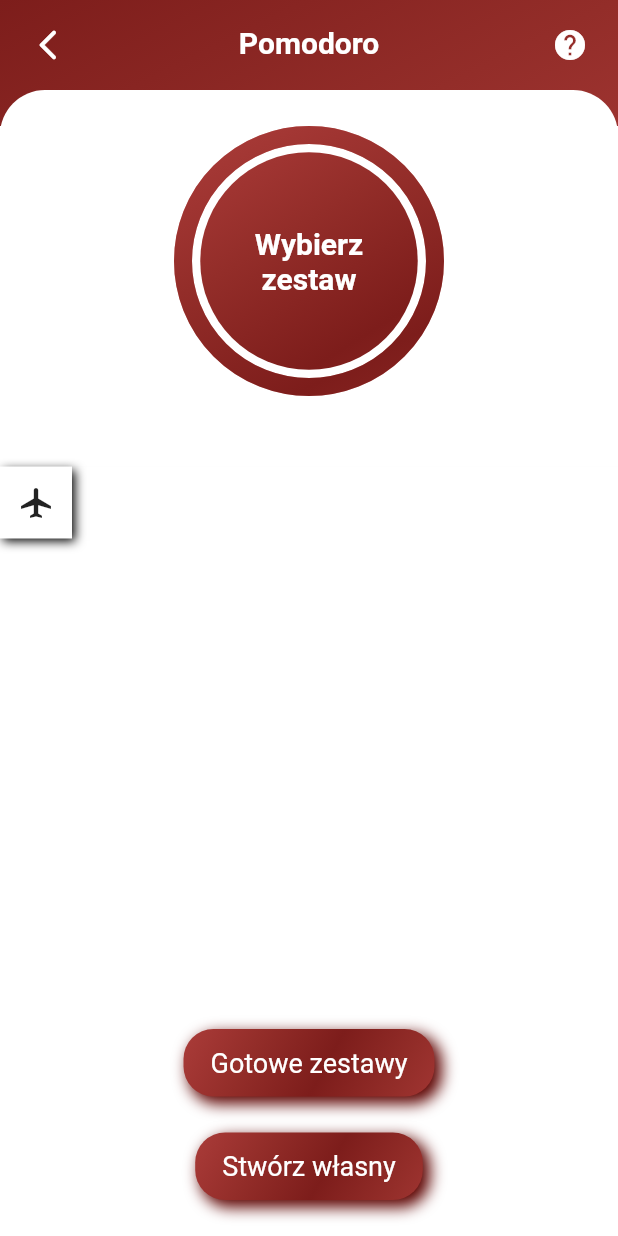
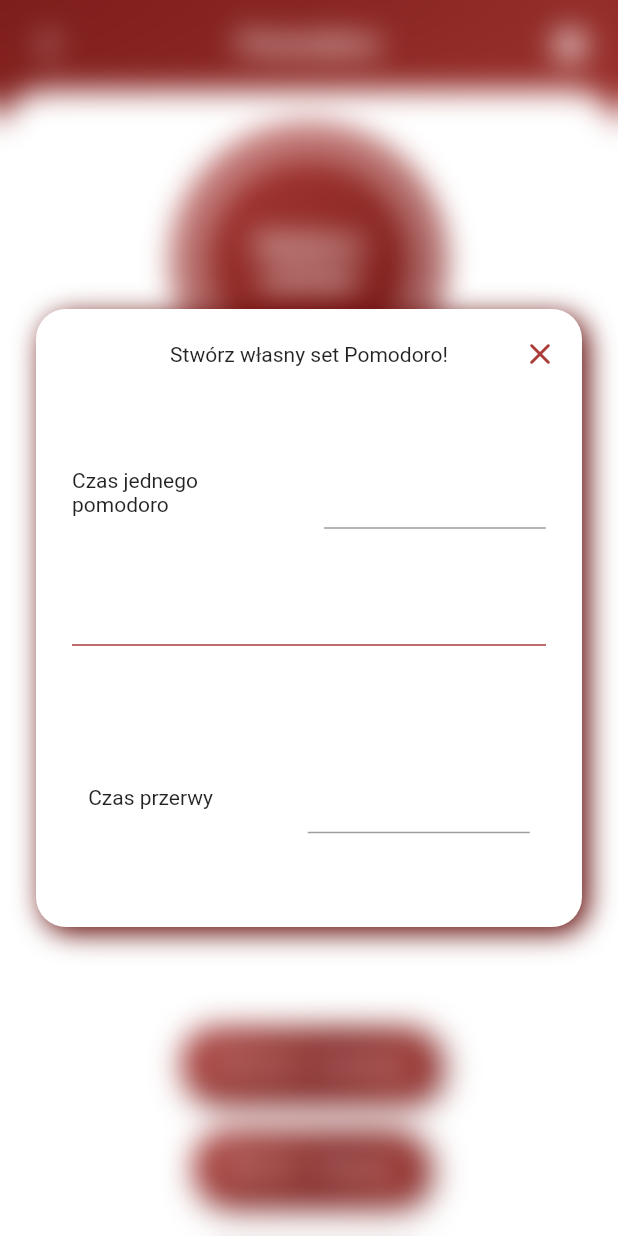
Before and after one commit to DawidOszubski/pomodoro_flutter, a Flutter app: the PomodoroScreen widget shown alone on an empty page, opened directly, after a tap on "Stwórz własny", on a phone screen of 412 x 824 dp. Run offline on Flutter 3.47's test engine with Material 2 defaults, Android fonts, the light colour scheme and no system bars; drawn by our look-alikes of percent_indicator; our stand-ins replace carousel_slider, circular_countdown_timer, firebase_core, flip_card, flutter_riverpod, modal_bottom_sheet and 1 more; accounts and stored records are empty; project files that could hold a hidden picture were left out.

Commit message:
pomodoro_sets

```diff
--- a/lib/models/pomodoro_set_model.dart
+++ b/lib/models/pomodoro_set_model.dart
@@ -1,9 +1,6 @@
 class PomodoroSetModel {
   final String learnSectionTimer;
-  final String shortBreakeTime;
-  final String longBreakeTime;
-  final int sectionNumber;
+  final String breakTime;
 
-  PomodoroSetModel.name(this.learnSectionTimer, this.shortBreakeTime,
-      this.longBreakeTime, this.sectionNumber);
+  PomodoroSetModel.name(this.learnSectionTimer, this.breakTime);
 }
--- /dev/null
+++ b/lib/views/learn/pomodoro/create_new_pomodoro_set_screen.dart
@@ -0,0 +1,148 @@
+import 'dart:ui';
+
+import 'package:flutter/material.dart';
+import 'package:flutter_riverpod/flutter_riverpod.dart';
+
+import '../../../providers/theme_provider.dart';
+
+class CreateNewPomodoroSetScreen extends ConsumerStatefulWidget {
+  const CreateNewPomodoroSetScreen({Key? key}) : super(key: key);
+
+  @override
+  _CreateNewPomodoroSetScreenState createState() =>
+      _CreateNewPomodoroSetScreenState();
+}
+
+class _CreateNewPomodoroSetScreenState
+    extends ConsumerState<CreateNewPomodoroSetScreen> {
+  @override
+  Widget build(BuildContext context) {
+    final theme = ref.watch(appThemeProvider);
+    return Scaffold(
+      backgroundColor: Colors.transparent,
+      body: BackdropFilter(
+        filter: ImageFilter.blur(
+          sigmaX: 10.0,
+          sigmaY: 10.0,
+        ),
+        child: Stack(
+          children: [
+            GestureDetector(
+              onTap: () {
+                Navigator.pop(context);
+              },
+              child: Container(
+                height: MediaQuery.of(context).size.height,
+                width: MediaQuery.of(context).size.width,
+                color: Colors.transparent,
+              ),
+            ),
+            Padding(
+              padding: const EdgeInsets.symmetric(
+                horizontal: 24.0,
+              ),
+              child: GestureDetector(
+                onTap: () {
+                  FocusScope.of(context).unfocus();
+                },
+                child: Center(
+                  child: Container(
+                    height: MediaQuery.of(context).size.height / 2,
+                    //padding: EdgeInsets.all(24.0),
+                    // margin:
+                    //    EdgeInsets.symmetric(horizontal: 24.0, vertical: 24.0 * 8),
+                    decoration: BoxDecoration(
+                        color: Colors.white,
+                        borderRadius: BorderRadius.circular(20),
+                        boxShadow: [
+                          BoxShadow(
+                              color: theme.mainColorDarker,
+                              offset: Offset(4, 4),
+                              blurRadius: 15)
+                        ]),
+                    child: Column(
+                      children: [
+                        SizedBox(
+                          height: 60,
+                          child: Stack(
+                            children: [
+                              Center(
+                                  child: Text("Stwórz własny set Pomodoro!")),
+                              Positioned(
+                                top: 0,
+                                right: 4,
+                                bottom: 0,
+                                child: InkWell(
+                                  onTap: (){
+                                    Navigator.pop(context);
+                                  },
+                                  child: Padding(
+                                    padding: const EdgeInsets.all(12.0),
+                                    child: Icon(
+                                      Icons.close_rounded,
+                                      color: theme.mainColor,
+                                    ),
+                                  ),
+                                ),
+                              )
+                            ],
+                          ),
+                        ),
+                        Expanded(
+                          child: Padding(
+                            padding: const EdgeInsets.only(
+                              left: 24.0,
+                              right: 24.0,
+                              bottom: 24.0,
+                            ),
+                            child: Column(
+                              mainAxisAlignment: MainAxisAlignment.spaceAround,
+                              children: [
+                                Row(
+                                  mainAxisAlignment:
+                                      MainAxisAlignment.spaceAround,
+                                  children: [
+                                    Flexible(
+                                        child: Text("Czas jednego pomodoro")),
+                                    SizedBox(
+                                      width: 20,
+                                    ),
+                                    Flexible(child: TextField()),
+                                  ],
+                                ),
+                                Divider(
+                                  color: theme.mainColor,
+                                  height: 1,
+                                  thickness: 1,
+                                ),
+                                Row(
+                                  mainAxisAlignment:
+                                      MainAxisAlignment.spaceAround,
+                                  children: [
+                                    Flexible(
+                                      child: Text(
+                                        "Czas przerwy",
+                                      ),
+                                    ),
+                                    SizedBox(
+                                      width: 20,
+                                    ),
+                                    Flexible(child: TextField()),
+                                  ],
+                                ),
+                              ],
+                            ),
+                          ),
+                        ),
+                      ],
+                    ),
+                  ),
+                ),
+              ),
+            ),
+          ],
+        ),
+      ),
+    );
+  }
+}
--- a/lib/views/learn/pomodoro/pomodoro_screen.dart
+++ b/lib/views/learn/pomodoro/pomodoro_screen.dart
@@ -14,6 +14,7 @@ import 'package:pomodoro_flutter/widgets/bottom_sheet_base_widget.dart';
 
 import '../../../widgets/custom_button_widget.dart';
 import '../../../widgets/pomodoro/pomodoro_set_widget.dart';
+import 'create_new_pomodoro_set_screen.dart';
 
 class PomodoroScreen extends ConsumerStatefulWidget {
   const PomodoroScreen({Key? key}) : super(key: key);
@@ -63,6 +64,7 @@ class _PomodoroScreenState extends ConsumerState<PomodoroScreen>
     GlobalKey<FlipCardState> cardKey = GlobalKey<FlipCardState>();
     final theme = ref.watch(appThemeProvider);
     return BaseScreenWidget(
+      resizeToAvoidBottomInsets: false,
       onTap: () {
         //  cardKey.currentState!.toggleCard();
         BottomSheetWidget.show(
@@ -144,7 +146,7 @@ class _PomodoroScreenState extends ConsumerState<PomodoroScreen>
               ),
             ),
           ),
-          Row(
+          /* Row(
             children: [
               Container(
                 decoration: BoxDecoration(
@@ -165,7 +167,7 @@ class _PomodoroScreenState extends ConsumerState<PomodoroScreen>
                 ),
               ),
             ],
-          ),
+          ),*/
           const SizedBox(
             height: 50.0,
           ),
@@ -213,16 +215,10 @@ class _PomodoroScreenState extends ConsumerState<PomodoroScreen>
                         children: [
                           Expanded(
                             child: CarouselSlider(
-                              items: [
-                                Text(
-                                  "Czas jednej\nsekcji\n${learnTime[_currentIndex]}",
-                                  textAlign: TextAlign.center,
-                                ),
-                                Text(
-                                  "Czas",
-                                  textAlign: TextAlign.center,
-                                ),
-                                PomodoroSetWidget(),
+                              items: const [
+                                PomodoroSetWidget(learnTime: 25, breakTime: 5),
+                                PomodoroSetWidget(learnTime: 35, breakTime: 8),
+                                PomodoroSetWidget(learnTime: 45, breakTime: 12),
                               ],
                               carouselController: buttonCarouselController,
                               options: CarouselOptions(
@@ -302,7 +298,13 @@ class _PomodoroScreenState extends ConsumerState<PomodoroScreen>
                   buttonGradientColor: theme.gradientButton,
                   buttonText: "Stwórz własny",
                   shadowColor: theme.mainColorDarker,
-                  onTap: () {},
+                  onTap: () {
+                    Navigator.push(
+                        context,
+                        PageTransition(
+                            type: PageTransitionType.fade,
+                            child: CreateNewPomodoroSetScreen()));
+                  },
                 ),
               ),
             ],
--- a/lib/widgets/base_screen_widget.dart
+++ b/lib/widgets/base_screen_widget.dart
@@ -11,12 +11,14 @@ class BaseScreenWidget extends ConsumerStatefulWidget {
     required this.screenTitle,
     required this.body,
     this.onTap,
+    this.resizeToAvoidBottomInsets,
   }) : super(key: key);
 
   final Color mainColor;
   final String screenTitle;
   final Widget body;
   final void Function()? onTap;
+  final bool? resizeToAvoidBottomInsets;
 
   @override
   _BaseScreenWidgetState createState() => _BaseScreenWidgetState();
@@ -27,6 +29,7 @@ class _BaseScreenWidgetState extends ConsumerState<BaseScreenWidget> {
   Widget build(BuildContext context) {
     final theme = ref.watch(appThemeProvider);
     return Scaffold(
+      resizeToAvoidBottomInset: widget.resizeToAvoidBottomInsets,
       body: Stack(
         children: [
           Container(
--- a/lib/widgets/pomodoro/pomodoro_set_widget.dart
+++ b/lib/widgets/pomodoro/pomodoro_set_widget.dart
@@ -1,50 +1,85 @@
 import 'package:flutter/material.dart';
+import 'package:flutter_riverpod/flutter_riverpod.dart';
+import 'package:pomodoro_flutter/providers/theme_provider.dart';
 
-class PomodoroSetWidget extends StatefulWidget {
-  const PomodoroSetWidget({Key? key}) : super(key: key);
+class PomodoroSetWidget extends ConsumerStatefulWidget {
+  const PomodoroSetWidget({
+    Key? key,
+    required this.learnTime,
+    required this.breakTime,
+  }) : super(key: key);
+
+  final int learnTime;
+  final int breakTime;
 
   @override
-  State<PomodoroSetWidget> createState() => _PomodoroSetWidgetState();
+  _PomodoroSetWidgetState createState() => _PomodoroSetWidgetState();
 }
 
-class _PomodoroSetWidgetState extends State<PomodoroSetWidget> {
+class _PomodoroSetWidgetState extends ConsumerState<PomodoroSetWidget> {
   @override
   Widget build(BuildContext context) {
+    final theme = ref.watch(appThemeProvider);
     return Column(
+      mainAxisAlignment: MainAxisAlignment.spaceAround,
       children: [
         Flexible(
           child: Row(
+            mainAxisAlignment: MainAxisAlignment.spaceAround,
+            children: [
+              Flexible(child: Text("Czas jednego pomodoro")),
+              SizedBox(
+                width: 20,
+              ),
+              Flexible(child: Text("${widget.learnTime} min")),
+            ],
+          ),
+        ),
+        Divider(
+          color: theme.mainColor,
+          height: 1,
+          thickness: 1,
+        ),
+        Flexible(
+          child: Row(
+            mainAxisAlignment: MainAxisAlignment.spaceAround,
             children: [
               Flexible(
-                child: Column(
-                  children: [
-                    Flexible(child: Text("Czas jednego pomodoro")),
-                  ],
+                child: Text(
+                  "Czas przerwy",
                 ),
               ),
+              SizedBox(
+                width: 20,
+              ),
               Flexible(
-                child: Column(
-                  children: [
-                    Flexible(child: Text("Czas przerwy")),
-                  ],
+                child: Text(
+                  "${widget.breakTime} min",
                 ),
               ),
             ],
           ),
         ),
+        Divider(
+          color: theme.mainColor,
+          height: 1,
+          thickness: 1,
+        ),
         Flexible(
           child: Row(
+            mainAxisAlignment: MainAxisAlignment.spaceAround,
             children: [
               Flexible(
-                child: Column(
-                  children: [Flexible(child: Text("czas dłuższej przerwy"))],
+                child: Text(
+                  "Ilość sesji pomodoro",
                 ),
               ),
+              SizedBox(
+                width: 20,
+              ),
               Flexible(
-                child: Column(
-                  children: [
-                    Flexible(child: Text("Ilość sesji pomodoro")),
-                  ],
+                child: Text(
+                  "8",
                 ),
               ),
             ],
```
